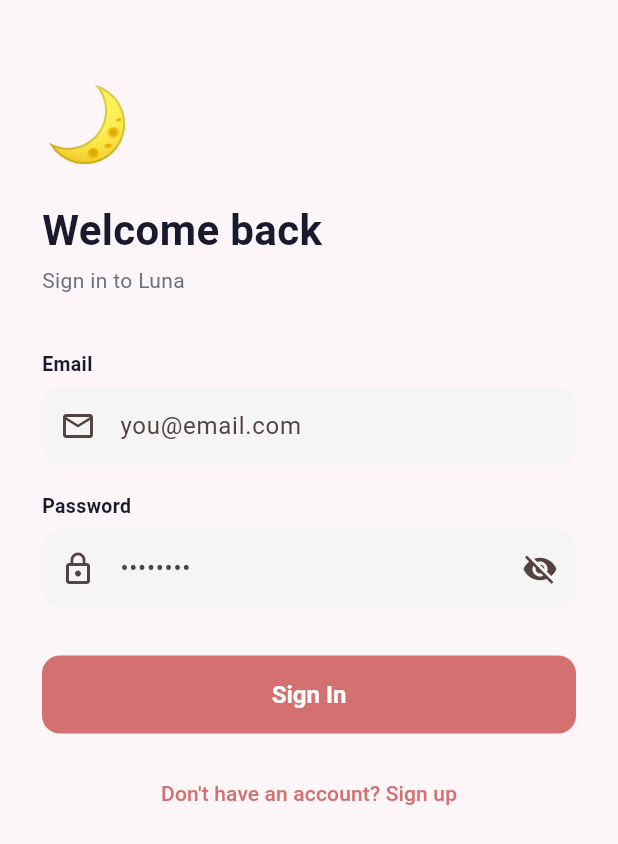
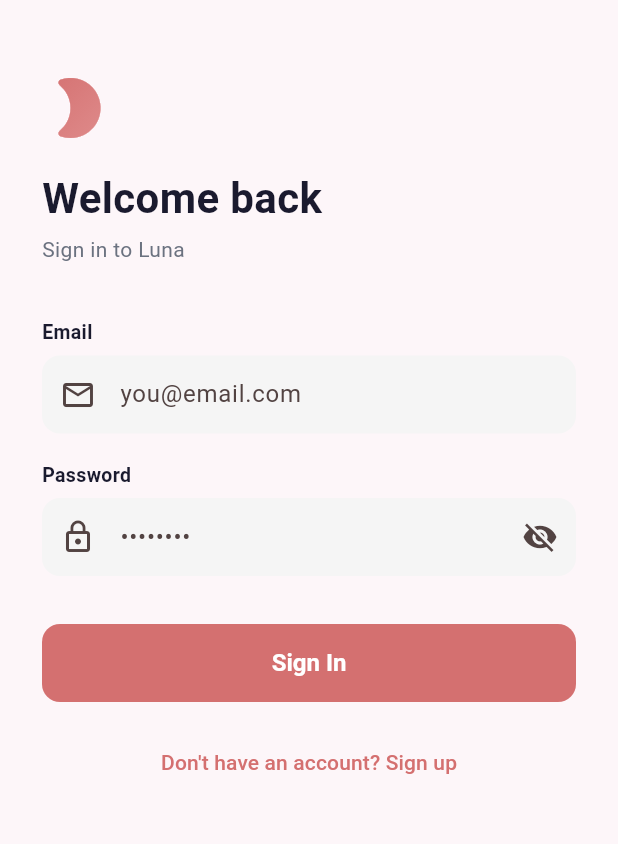
Before and after one commit to Minniefo/luna-menstrual-predicting-system, a Flutter app: the LoginScreen screen opened directly, on a phone screen of 412 x 824 dp. Shown: the top 844 px of the screen. Run offline on Flutter 3.47's test engine with Material 3 defaults, Android fonts, the phone set to English and light mode, and no system bars; our stand-ins replace fl_chart, flutter_markdown, flutter_secure_storage, table_calendar; accounts and stored records are empty; network calls fail.

Commit message:
feat: replace emoji-based branding and iconography with consistent LunaLogo and Material icon assets

```diff
--- a/lib/screens/auth/login_screen.dart
+++ b/lib/screens/auth/login_screen.dart
@@ -2,6 +2,7 @@
 import 'package:provider/provider.dart';
 import '../../theme/app_theme.dart';
 import '../../services/auth_provider.dart';
+import '../../widgets/shared_widgets.dart';
 import '../main_shell.dart';
 
 class LoginScreen extends StatefulWidget {
@@ -31,7 +32,7 @@
           padding: const EdgeInsets.all(28),
           child: Column(crossAxisAlignment: CrossAxisAlignment.start, children: [
             const SizedBox(height: 20),
-            const Text('🌙', style: TextStyle(fontSize: 48)),
+            LunaLogo(size: 48, showText: false),
             const SizedBox(height: 16),
             Text('Welcome back', style: AppTheme.heading1),
             const SizedBox(height: 4),
--- a/lib/screens/auth/signup_screen.dart
+++ b/lib/screens/auth/signup_screen.dart
@@ -2,6 +2,7 @@
 import 'package:provider/provider.dart';
 import '../../theme/app_theme.dart';
 import '../../services/auth_provider.dart';
+import '../../widgets/shared_widgets.dart';
 import '../main_shell.dart';
 
 class SignupScreen extends StatefulWidget {
@@ -38,7 +39,7 @@
         child: SingleChildScrollView(
           padding: const EdgeInsets.all(24),
           child: Column(crossAxisAlignment: CrossAxisAlignment.start, children: [
-            Text('Join Luna 🌙', style: AppTheme.heading2),
+            LunaLogo(fontSize: 22),
             const SizedBox(height: 4),
             Text('Set up your wellness profile', style: AppTheme.body),
             const SizedBox(height: 24),
--- a/lib/screens/profile/profile_screen.dart
+++ b/lib/screens/profile/profile_screen.dart
@@ -345,7 +345,7 @@
 
   void _showAbout(BuildContext context) => showAboutDialog(
     context: context,
-    applicationName: '🌙 Luna',
+    applicationName: 'Luna',
     applicationVersion: '1.0.0',
     applicationLegalese: 'Wearable Menstrual Wellness Monitoring Dashboard\nIT4031 – SLIIT Data Science',
     children: [
--- a/lib/widgets/shared_widgets.dart
+++ b/lib/widgets/shared_widgets.dart
@@ -12,16 +12,61 @@
   @override
   Size get preferredSize => const Size.fromHeight(60);
 
+  void _showAbout(BuildContext context) => showAboutDialog(
+    context: context,
+    applicationName: 'Luna',
+  );
+
   @override
   Widget build(BuildContext context) => AppBar(
     leading: leading,
     title: Row(children: [
-      const Text('🌙 ', style: TextStyle(fontSize: 18)),
-      Text(title, style: AppTheme.heading3),
+      ShaderMask(
+        shaderCallback: (bounds) => AppTheme.primaryGradient.createShader(bounds),
+        child: const Icon(Icons.mode_night_rounded, color: Colors.white, size: 22),
+      ),
+      const SizedBox(width: 8),
+      Text(title, style: AppTheme.heading3.copyWith(letterSpacing: -0.3)),
     ]),
     actions: actions,
     backgroundColor: Colors.transparent,
     elevation: 0,
+  );
+}
+
+// ── Luna Logo ────────────────────────────────────────────────────────────────
+class LunaLogo extends StatelessWidget {
+  final double size;
+  final bool showText;
+  final double fontSize;
+
+  const LunaLogo({
+    super.key,
+    this.size = 24,
+    this.showText = true,
+    this.fontSize = 24,
+  });
+
+  @override
+  Widget build(BuildContext context) => Row(
+    mainAxisSize: MainAxisSize.min,
+    children: [
+      ShaderMask(
+        shaderCallback: (bounds) => AppTheme.primaryGradient.createShader(bounds),
+        child: Icon(Icons.mode_night_rounded, color: Colors.white, size: size),
+      ),
+      if (showText) ...[
+        const SizedBox(width: 8),
+        Text('Luna',
+          style: TextStyle(
+            fontWeight: FontWeight.w700,
+            fontSize: fontSize,
+            color: AppTheme.primary,
+            letterSpacing: -0.5,
+          ),
+        ),
+      ],
+    ],
   );
 }
 
```
Also changed, not shown: lib/screens/home/home_screen.dart (+38 -12 lines), lib/theme/app_theme.dart (+11 -0 lines).
